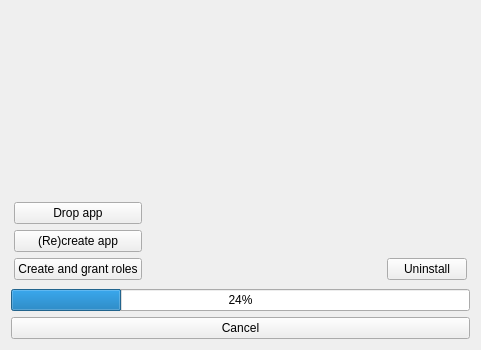
opengisch/oqtopus, file oqtopus/ui/module_widget.ui: the form before one commit.
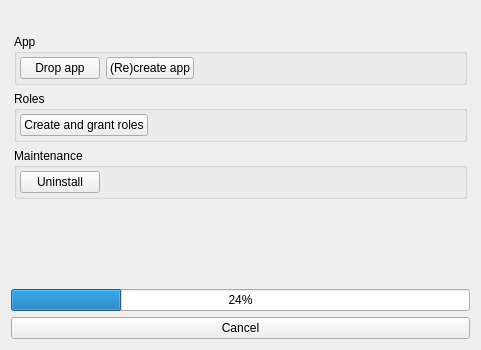
The form after the commit. The open tabs and pages were chosen to show the change. Custom widgets are drawn as their Qt base class.

Commit message: organize buttons in groupboxes

Patch:
```diff
--- a/oqtopus/ui/module_widget.ui
+++ b/oqtopus/ui/module_widget.ui
@@ -306,50 +306,144 @@
        <property name="bottomMargin">
         <number>3</number>
        </property>
-       <item row="5" column="0" colspan="4">
-        <layout class="QGridLayout" name="gridLayout_3">
-         <item row="3" column="2">
-          <widget class="QPushButton" name="uninstall_button_maintain">
-           <property name="text">
-            <string>Uninstall</string>
-           </property>
-          </widget>
-         </item>
-         <item row="1" column="0">
-          <widget class="QPushButton" name="moduleInfo_drop_app_pushButton">
-           <property name="text">
-            <string>Drop app</string>
-           </property>
-          </widget>
-         </item>
-         <item row="3" column="0">
-          <widget class="QPushButton" name="moduleInfo_roles_pushButton">
-           <property name="text">
-            <string>Create and grant roles</string>
-           </property>
-          </widget>
-         </item>
-         <item row="3" column="1">
-          <spacer name="horizontalSpacer_2">
-           <property name="orientation">
-            <enum>Qt::Horizontal</enum>
-           </property>
-           <property name="sizeHint" stdset="0">
-            <size>
-             <width>40</width>
-             <height>20</height>
-            </size>
-           </property>
-          </spacer>
-         </item>
-         <item row="2" column="0">
-          <widget class="QPushButton" name="moduleInfo_recreate_app_pushButton">
-           <property name="text">
-            <string>(Re)create app</string>
-           </property>
-          </widget>
-         </item>
-        </layout>
+       <item row="1" column="0" colspan="4">
+        <widget class="QGroupBox" name="maintain_app_groupBox">
+         <property name="title">
+          <string>App</string>
+         </property>
+         <property name="flat">
+          <bool>true</bool>
+         </property>
+         <layout class="QHBoxLayout" name="maintain_app_layout">
+          <property name="leftMargin">
+           <number>3</number>
+          </property>
+          <property name="topMargin">
+           <number>3</number>
+          </property>
+          <property name="rightMargin">
+           <number>3</number>
+          </property>
+          <property name="bottomMargin">
+           <number>3</number>
+          </property>
+          <item>
+           <widget class="QPushButton" name="moduleInfo_drop_app_pushButton">
+            <property name="text">
+             <string>Drop app</string>
+            </property>
+           </widget>
+          </item>
+          <item>
+           <widget class="QPushButton" name="moduleInfo_recreate_app_pushButton">
+            <property name="text">
+             <string>(Re)create app</string>
+            </property>
+           </widget>
+          </item>
+          <item>
+           <spacer name="maintain_app_spacer">
+            <property name="orientation">
+             <enum>Qt::Horizontal</enum>
+            </property>
+            <property name="sizeHint" stdset="0">
+             <size>
+              <width>40</width>
+              <height>20</height>
+             </size>
+            </property>
+           </spacer>
+          </item>
+         </layout>
+        </widget>
+       </item>
+       <item row="2" column="0" colspan="4">
+        <widget class="QGroupBox" name="maintain_roles_groupBox">
+         <property name="title">
+          <string>Roles</string>
+         </property>
+         <property name="flat">
+          <bool>true</bool>
+         </property>
+         <layout class="QHBoxLayout" name="maintain_roles_layout">
+          <property name="leftMargin">
+           <number>3</number>
+          </property>
+          <property name="topMargin">
+           <number>3</number>
+          </property>
+          <property name="rightMargin">
+           <number>3</number>
+          </property>
+          <property name="bottomMargin">
+           <number>3</number>
+          </property>
+          <item>
+           <widget class="QPushButton" name="moduleInfo_roles_pushButton">
+            <property name="text">
+             <string>Create and grant roles</string>
+            </property>
+           </widget>
+          </item>
+          <item>
+           <spacer name="maintain_roles_spacer">
+            <property name="orientation">
+             <enum>Qt::Horizontal</enum>
+            </property>
+            <property name="sizeHint" stdset="0">
+             <size>
+              <width>40</width>
+              <height>20</height>
+             </size>
+            </property>
+           </spacer>
+          </item>
+         </layout>
+        </widget>
+       </item>
+       <item row="3" column="0" colspan="4">
+        <widget class="QGroupBox" name="maintain_maintain_groupBox">
+         <property name="title">
+          <string>Maintenance</string>
+         </property>
+         <property name="flat">
+          <bool>true</bool>
+         </property>
+         <layout class="QHBoxLayout" name="maintain_maintain_layout">
+          <property name="leftMargin">
+           <number>3</number>
+          </property>
+          <property name="topMargin">
+           <number>3</number>
+          </property>
+          <property name="rightMargin">
+           <number>3</number>
+          </property>
+          <property name="bottomMargin">
+           <number>3</number>
+          </property>
+          <item>
+           <widget class="QPushButton" name="uninstall_button_maintain">
+            <property name="text">
+             <string>Uninstall</string>
+            </property>
+           </widget>
+          </item>
+          <item>
+           <spacer name="maintain_maintain_spacer">
+            <property name="orientation">
+             <enum>Qt::Horizontal</enum>
+            </property>
+            <property name="sizeHint" stdset="0">
+             <size>
+              <width>40</width>
+              <height>20</height>
+             </size>
+            </property>
+           </spacer>
+          </item>
+         </layout>
+        </widget>
        </item>
        <item row="0" column="0" colspan="4">
         <widget class="QLabel" name="moduleInfo_installation_label_maintain">
@@ -361,7 +455,7 @@
          </property>
         </widget>
        </item>
-       <item row="3" column="0">
+       <item row="4" column="0">
         <spacer name="verticalSpacer_5">
          <property name="orientation">
           <enum>Qt::Vertical</enum>
```
